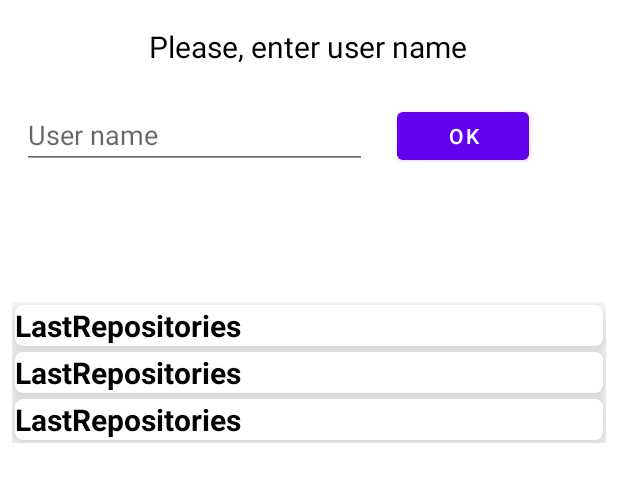
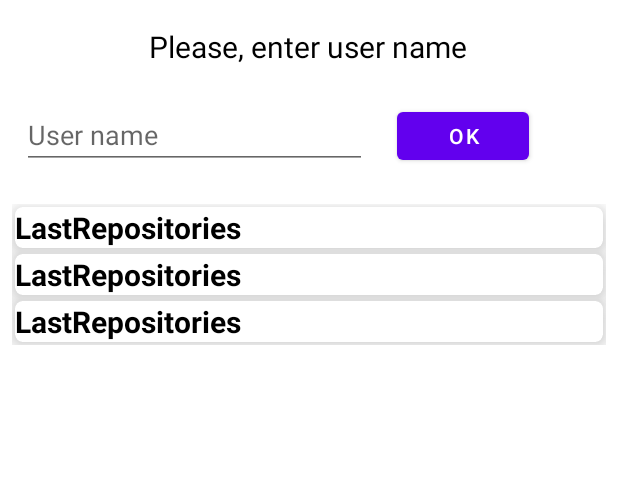
Before and after one commit to PavelKotov123/testRetrofit, an Android app: the layout activity_main.xml on its own in the app's theme, with its tools: preview values and no code run, on a phone screen of 412 x 824 dp. Shown: the top 482 px of the screen. Run offline under Robolectric (Android 15) with nearby library versions, the phone set to English and light mode, and no system bars.

```diff
--- a/app/src/main/res/layout/activity_main.xml
+++ b/app/src/main/res/layout/activity_main.xml
@@ -10,15 +10,16 @@
         android:id="@+id/recyclerView"
         android:layout_width="0dp"
         android:layout_height="wrap_content"
+
+
         android:layout_marginStart="8dp"
+        android:layout_marginTop="136dp"
         android:layout_marginEnd="8dp"
         app:layoutManager="androidx.recyclerview.widget.GridLayoutManager"
-        app:layout_constraintBottom_toBottomOf="parent"
         app:layout_constraintEnd_toEndOf="parent"
         app:layout_constraintHorizontal_bias="0.0"
         app:layout_constraintStart_toStartOf="parent"
-        app:layout_constraintTop_toBottomOf="@+id/textView"
-        app:layout_constraintVertical_bias="0.229"
+        app:layout_constraintTop_toTopOf="parent"
         app:spanCount="1"
         tools:listitem="@layout/item_repositories" />
 
```
